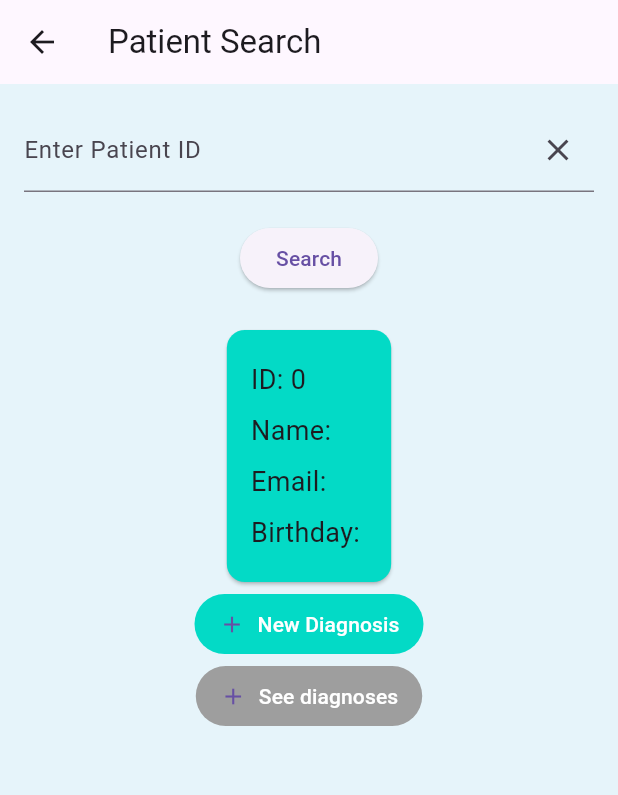
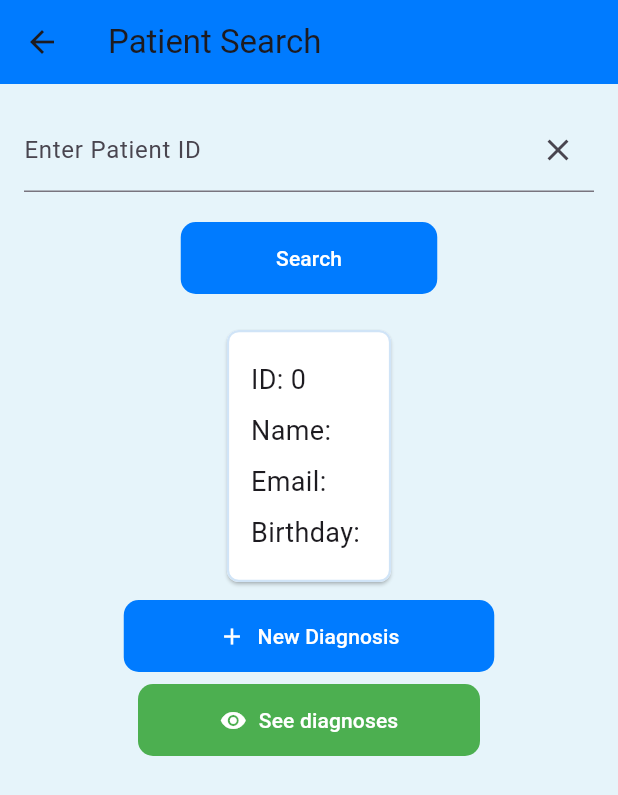
Before and after one commit to CristopherZambrano/medi_pro_vision, a Flutter app: the DiagnosticoScreem screen opened directly, on a phone screen of 412 x 824 dp. Shown: the top 795 px of the screen. Run offline on Flutter 3.47's test engine with Material 3 defaults, Android fonts, the phone set to English and light mode, and no system bars; our stand-ins replace shared_preferences; accounts and stored records are empty.

```diff
--- a/lib/Global/coneption.dart
+++ b/lib/Global/coneption.dart
@@ -1,3 +1,3 @@
 class ApiConsume {
-  static const String urlApi = 'https://4429-210-211-56-90.ngrok-free.app/api';
+  static const String urlApi = 'https://64f4-210-211-56-90.ngrok-free.app/api';
 }
--- a/lib/Screems/Diagnosticos.dart
+++ b/lib/Screems/Diagnosticos.dart
@@ -4,6 +4,7 @@ import 'package:medi_pro_vision/Models/user1.dart';
 import 'package:medi_pro_vision/Screems/Questionary.dart';
 import 'package:medi_pro_vision/Screems/home.dart';
 import 'package:medi_pro_vision/Screems/listDiagnosis.dart';
+import 'package:medi_pro_vision/Widgets/botones.dart';
 import 'package:shared_preferences/shared_preferences.dart';
 
 class Diagnostico extends StatelessWidget {
@@ -12,15 +13,9 @@ class Diagnostico extends StatelessWidget {
   @override
   Widget build(BuildContext context) {
     return MaterialApp(
-      theme: ThemeData(
-        primaryColor: const Color(0xFF6200EE),
-        colorScheme: ColorScheme.fromSwatch().copyWith(
-          secondary: const Color(0xFF03DAC6),
-        ),
-        scaffoldBackgroundColor: const Color(0xFFF0EAE2),
-      ),
+      theme: ThemeData(scaffoldBackgroundColor: const Color(0xFFE6F4FA)),
       title: 'Diagnostico',
-      home: DiagnosticoScreem(),
+      home: const DiagnosticoScreem(),
     );
   }
 }
@@ -36,35 +31,18 @@ class _DiagnosticoScreemState extends State<DiagnosticoScreem> {
   bool isPatient = false;
   final TextEditingController _searchController = TextEditingController();
   User? _foundPatient;
-  late User user;
-
-  User parseUserString(String userString) {
-    List<String> parts = userString.split(', ');
-    int id = int.parse(parts[0].substring(parts[0].indexOf('=') + 1));
-    String nombre = parts[1].substring(parts[1].indexOf('=') + 1);
-    String apellido = parts[2].substring(parts[2].indexOf('=') + 1);
-    String email = parts[3].substring(parts[3].indexOf('=') + 1);
-    String fechaNacimiento = parts[4].substring(parts[4].indexOf('=') + 1);
-    String password = parts[5].substring(parts[5].indexOf('=') + 1);
-    String genero = parts[6].substring(parts[6].indexOf('=') + 1);
-    String direccion = parts[7].substring(parts[7].indexOf('=') + 1);
-    String celular = parts[8].substring(parts[8].indexOf('=') + 1);
-    String documento =
-        parts[9].substring(parts[9].indexOf('=') + 1, parts[9].length - 1);
-
-    return User(
-      id: id,
-      nombre: nombre,
-      apellido: apellido,
-      email: email,
-      fechaNacimiento: fechaNacimiento,
-      password: password,
-      genero: genero,
-      direccion: direccion,
-      celular: celular,
-      documento: documento,
+  User user = User(
+    id: 0,
+    nombre: '',
+    apellido: '',
+    email: '',
+    fechaNacimiento: '',
+    password: '',
+    genero: '',
+    direccion: '',
+    celular: '',
+    documento: '',
   );
-  }
 
   void _search() async {
     final id = _searchController.text;
@@ -72,7 +50,7 @@ class _DiagnosticoScreemState extends State<DiagnosticoScreem> {
     SharedPreferences prefs = await SharedPreferences.getInstance();
     if (response.code == 1) {
       setState(() {
-        user = parseUserString(response.data);
+        user = user.parseUserString(response.data);
         prefs.setString("Patient", id);
         isPatient = true;
         _foundPatient = user;
@@ -107,8 +85,9 @@ class _DiagnosticoScreemState extends State<DiagnosticoScreem> {
     return Scaffold(
         appBar: AppBar(
             title: const Text("Patient Search"),
+            backgroundColor: const Color(0xFF007BFF),
             leading: IconButton(
-              icon: Icon(Icons.arrow_back),
+              icon: const Icon(Icons.arrow_back),
               onPressed: () {
                 Navigator.push(context,
                     MaterialPageRoute(builder: (context) => const Home()));
@@ -130,15 +109,23 @@ class _DiagnosticoScreemState extends State<DiagnosticoScreem> {
                   ),
                 ),
                 const SizedBox(height: 20),
-                ElevatedButton(
-                  onPressed: _search,
-                  style: ElevatedButton.styleFrom(),
-                  child: const Text('Search'),
+                FractionallySizedBox(
+                  widthFactor: 0.45,
+                  child:
+                      primaryButton(buttonText: "Search", onPressed: _search),
                 ),
                 const SizedBox(height: 20),
                 if (_foundPatient != null) ...[
                   Card(
-                    color: const Color(0xFF03DAC6),
+                    color: const Color(0xFFFFFFFF),
+                    shape: RoundedRectangleBorder(
+                      borderRadius: BorderRadius.circular(8),
+                      side: const BorderSide(
+                        color: Color(
+                            0xFFD0E4F7), // Borde de la tarjeta (azul claro)
+                        width: 1.5,
+                      ),
+                    ),
                     child: Padding(
                       padding: const EdgeInsets.all(16.0),
                       child: Column(
@@ -154,56 +141,37 @@ class _DiagnosticoScreemState extends State<DiagnosticoScreem> {
                       ),
                     ),
                   ),
-                  TextButton(
+                  const SizedBox(
+                    height: 8,
+                  ),
+                  FractionallySizedBox(
+                    widthFactor: 0.65,
+                    child: primaryButton(
+                        buttonText: "New Diagnosis",
+                        icon: Icons.add,
                         onPressed: () async {
                           Navigator.push(
                               context,
                               MaterialPageRoute(
                                   builder: (context) => Questionary()));
-                      },
-                      style: ButtonStyle(
-                          backgroundColor: MaterialStateProperty.all<Color>(
-                              const Color(0xFF03DAC6)),
-                          padding: MaterialStateProperty.all<
-                                  EdgeInsetsGeometry>(
-                              const EdgeInsets.symmetric(horizontal: 16.0))),
-                      child: const Row(
-                        mainAxisSize: MainAxisSize.min,
-                        children: [
-                          Icon(Icons.add),
-                          SizedBox(width: 8),
-                          Text(
-                            "New Diagnosis",
-                            style: TextStyle(color: Colors.white),
-                          )
-                        ],
-                      )),
-                  const SizedBox(),
-                  TextButton(
+                        }),
+                  ),
+                  const SizedBox(
+                    height: 8,
+                  ),
+                  FractionallySizedBox(
+                    widthFactor: 0.6,
+                    child: secondaryButton(
+                        buttonText: "See diagnoses",
+                        icon: Icons.remove_red_eye,
                         onPressed: () async {
                           Navigator.push(
                               context,
                               MaterialPageRoute(
                                   builder: (context) =>
                                       ListDiagnosis(idPatient: user.id)));
-                      },
-                      style: ButtonStyle(
-                          backgroundColor:
-                              MaterialStateProperty.all<Color>(Colors.grey),
-                          padding: MaterialStateProperty.all<
-                                  EdgeInsetsGeometry>(
-                              const EdgeInsets.symmetric(horizontal: 16.0))),
-                      child: const Row(
-                        mainAxisSize: MainAxisSize.min,
-                        children: [
-                          Icon(Icons.add),
-                          SizedBox(width: 8),
-                          Text(
-                            "See diagnoses",
-                            style: TextStyle(color: Colors.white),
-                          )
-                        ],
-                      )),
+                        }),
+                  ),
                 ],
               ],
             ),
--- a/lib/Screems/home.dart
+++ b/lib/Screems/home.dart
@@ -3,7 +3,6 @@ import 'dart:convert';
 import 'package:flutter/material.dart';
 import 'package:medi_pro_vision/Models/user1.dart';
 import 'package:medi_pro_vision/Screems/Diagnosticos.dart';
-import 'package:medi_pro_vision/Screems/Resultado.dart';
 import 'package:medi_pro_vision/Screems/listDiagnosis.dart';
 import 'package:medi_pro_vision/Screems/profile.dart';
 import 'package:medi_pro_vision/Screems/tratamientos.dart';
```
Also changed, not shown: lib/Screems/listDiagnosis.dart (+12 -12 lines), lib/Widgets/cards.dart (+69 -0 lines), lib/Widgets/new_widget.dart (+0 -38 lines). Lines whose indentation alone changed are shown as unchanged.
